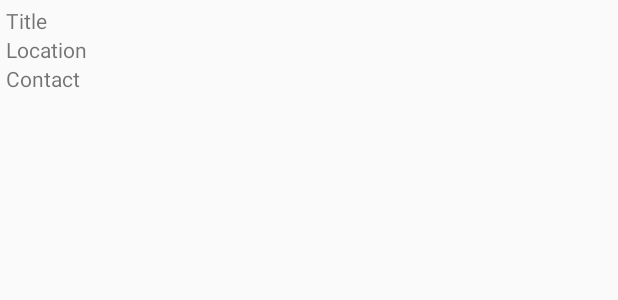
After one commit to blakepolidore/Project-4, an Android app: the layout recycler_layout.xml on its own in the app's theme, with its tools: preview values and no code run, on a phone screen of 412 x 824 dp. The commit adds this screen. Shown: the top 300 px of the screen. Run offline under Robolectric (Android 15) with nearby library versions, the light colour scheme and no system bars.

Commit message:
Added recycler view and image loader

```diff
--- a/Project4/app/build.gradle
+++ b/Project4/app/build.gradle
@@ -35,4 +35,5 @@ dependencies {
     compile 'com.yelp.clientlib:yelp-android:2.0.0'
     compile 'com.jakewharton:butterknife:8.0.1'
     compile 'com.squareup.picasso:picasso:2.5.2'
+    compile 'com.nostra13.universalimageloader:universal-image-loader:1.9.5'
 }
--- /dev/null
+++ b/Project4/app/src/main/res/layout/recycler_layout.xml
@@ -0,0 +1,39 @@
+<?xml version="1.0" encoding="utf-8"?>
+<LinearLayout xmlns:android="http://schemas.android.com/apk/res/android"
+    android:orientation="horizontal" android:layout_width="match_parent"
+    android:layout_height="match_parent"
+    android:layout_margin="4dp">
+
+    <ImageView
+        android:id="@+id/recycler_image"
+        android:layout_width="wrap_content"
+        android:layout_height="wrap_content" />
+
+    <LinearLayout
+        android:layout_width="match_parent"
+        android:layout_height="wrap_content"
+        android:orientation="vertical">
+
+        <TextView
+            android:id="@+id/recycler_title"
+            android:layout_width="wrap_content"
+            android:layout_height="wrap_content"
+            android:text="Title"/>
+
+        <TextView
+            android:id="@+id/recycler_location"
+            android:layout_width="wrap_content"
+            android:layout_height="wrap_content"
+            android:text="Location"/>
+
+        <TextView
+            android:id="@+id/recycler_contact"
+            android:layout_width="wrap_content"
+            android:layout_height="wrap_content"
+            android:text="Contact"/>
+
+    </LinearLayout>
+
+
+
+</LinearLayout>
```
Also changed, not shown: Project4/app/src/main/java/blake/com/project4/LikedActivity.java (+34 -1 lines), Project4/app/src/main/java/blake/com/project4/MainActivity.java (+8 -20 lines), Project4/app/src/main/java/blake/com/project4/cardModelAndAdapter/Cards.java (+23 -0 lines), Project4/app/src/main/java/blake/com/project4/cardModelAndAdapter/CardsAdapter.java (+9 -2 lines), Project4/app/src/main/java/blake/com/project4/recyclerviewAdapter/LikedFeedAdapter.java (added, +70 -0 lines), Project4/app/src/main/res/layout/activity_liked.xml (+20 -6 lines), Project4/app/src/main/res/layout/item.xml (+13 -12 lines).
